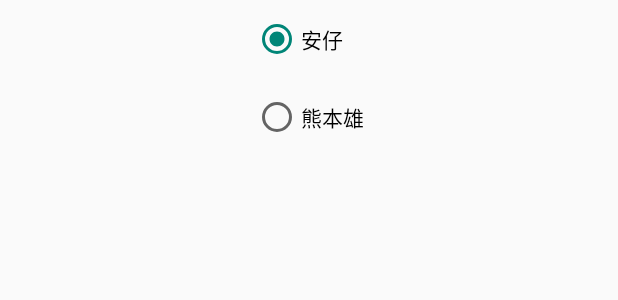
After one commit to KING1301/android_pet, an Android app: the layout setpettypeview.xml on its own in the app's theme, with its tools: preview values and no code run, on a phone screen of 412 x 824 dp. The commit adds this screen. Shown: the top 300 px of the screen. Run offline under Robolectric (Android 15) with nearby library versions, the light colour scheme and no system bars.

Commit message:
测试模型选择

```diff
--- a/app/src/main/java/com/example/ml/petdemo/MainActivity.java
+++ b/app/src/main/java/com/example/ml/petdemo/MainActivity.java
@@ -37,7 +37,7 @@ public class MainActivity extends BaseActivity
 
     public static boolean isServiceRunning(Context mContext, String className) {
         boolean isRunning = false;
-        ActivityManager activityManager = (ActivityManager)
+       /* ActivityManager activityManager = (ActivityManager)
                 mContext.getSystemService(Context.ACTIVITY_SERVICE);
         List<ActivityManager.RunningServiceInfo> serviceList
                 = activityManager.getRunningServices(300);
@@ -50,7 +50,7 @@ public class MainActivity extends BaseActivity
                 isRunning = true;
                 break;
             }
-        }
+        }*/
         return isRunning;
     }
 
--- a/app/src/main/java/com/example/ml/petdemo/petservice.java
+++ b/app/src/main/java/com/example/ml/petdemo/petservice.java
@@ -26,6 +26,7 @@ import android.widget.ImageView;
 import android.widget.RelativeLayout;
 import android.widget.TextView;
 public class petservice extends Service {
+    private config petconfig;
 
     private static final String TAG = "petfloatservice";
     protected MyReceiver mReceiver = new MyReceiver();
@@ -137,6 +138,7 @@ public class petservice extends Service {
         super.onCreate();
         Log.i(TAG, "oncreat");
         createFloatView();
+       // config.getpetconfig()
         handler.postDelayed(runnable, 1000 * 6);
         if (mReceiver == null) mReceiver = new MyReceiver();
         registerReceiver(mReceiver, new IntentFilter("WECHAT_NOTICE"));
--- a/app/src/main/res/layout/petinfo.xml
+++ b/app/src/main/res/layout/petinfo.xml
@@ -6,7 +6,7 @@
     android:layout_height="match_parent">
     <!--圆角半径-->
     <android.support.v7.widget.CardView
-        android:id="@+id/cardpetimg"
+        android:id="@+id/cardpetview"
         android:layout_width="wrap_content"
         android:layout_height="0dp"
         android:layout_weight="1"
@@ -26,7 +26,7 @@
             android:layout_height="wrap_content"
             android:layout_gravity="center_horizontal"
             android:gravity="center_horizontal"
-            android:id="@+id/imageView"
+            android:id="@+id/petview"
             android:src="@drawable/bx"/>
     </android.support.v7.widget.CardView>
 
--- /dev/null
+++ b/app/src/main/res/layout/setpettypeview.xml
@@ -0,0 +1,33 @@
+<?xml version="1.0" encoding="utf-8"?>
+<LinearLayout xmlns:android="http://schemas.android.com/apk/res/android"
+    android:orientation="vertical" android:layout_width="match_parent"
+    android:layout_height="match_parent">
+
+    <RadioGroup
+        android:layout_width="wrap_content"
+        android:id="@+id/radiogroup"
+        android:layout_height="wrap_content"
+        android:layout_gravity="center_horizontal">
+
+            <RadioButton
+                android:layout_width="wrap_content"
+                android:layout_height="wrap_content"
+                android:text="安仔"
+                android:id="@+id/pettype1"
+                android:layout_margin="10dp"
+                android:checked="true" />
+
+
+
+
+            <RadioButton
+                android:layout_width="wrap_content"
+                android:layout_height="wrap_content"
+                android:text="熊本雄"
+                android:id="@+id/pettype2"
+                android:layout_margin="10dp"
+                android:checked="false" />
+
+    </RadioGroup>
+
+</LinearLayout>
```
Also changed, not shown: app/src/main/java/com/example/ml/petdemo/config.java (+53 -0 lines), app/src/main/java/com/example/ml/petdemo/petFragment.java (+74 -13 lines), app/src/main/res/drawable-hdpi/petanzai.png (added), app/src/main/res/drawable-hdpi/petbear.png (added).
